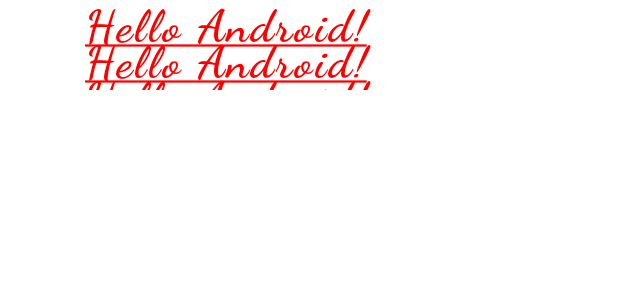
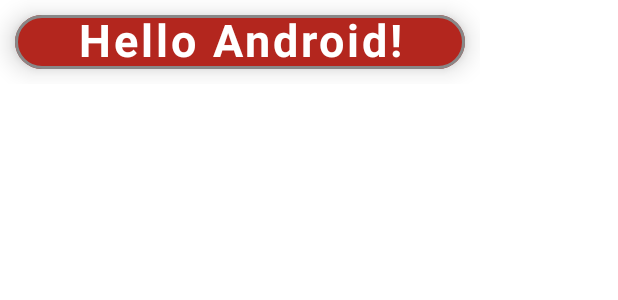
Before and after one commit to theo-no/Compose_Example, an Android app built with Jetpack Compose: the @Preview function CustomTextPreview, on a phone screen of 412 x 824 dp. Shown: the top 300 px of the screen. Run offline under Robolectric (Android 15) with nearby library versions, the phone set to English and light mode, and no system bars.

Commit message:
modifier / surface 예시 완료

```diff
--- a/Compose_Example/app/src/main/java/com/csh/compose_example/MainActivity.kt
+++ b/Compose_Example/app/src/main/java/com/csh/compose_example/MainActivity.kt
@@ -6,12 +6,17 @@ import android.widget.Toast
 import androidx.activity.ComponentActivity
 import androidx.activity.compose.setContent
 import androidx.compose.foundation.BorderStroke
+import androidx.compose.foundation.clickable
 import androidx.compose.foundation.layout.PaddingValues
 import androidx.compose.foundation.layout.RowScope
 import androidx.compose.foundation.layout.Spacer
 import androidx.compose.foundation.layout.fillMaxSize
+import androidx.compose.foundation.layout.height
+import androidx.compose.foundation.layout.offset
+import androidx.compose.foundation.layout.padding
 import androidx.compose.foundation.layout.size
 import androidx.compose.foundation.layout.width
+import androidx.compose.foundation.layout.wrapContentSize
 import androidx.compose.foundation.shape.CircleShape
 import androidx.compose.foundation.shape.RoundedCornerShape
 import androidx.compose.material.icons.Icons
@@ -42,36 +47,47 @@ class MainActivity : ComponentActivity() {
             Compose_ExampleTheme {
                 // A surface container using the 'background' color from the theme
                 Surface(
-                    color = MaterialTheme.colorScheme.background
+                    color = MaterialTheme.colorScheme.surface
                 ) {
-                    CustomButton(onButtonClicked = {
-                        Log.d(TAG, "onClicked...")
-                        Toast.makeText(this, "onClick....", Toast.LENGTH_SHORT).show()
-                    }) //위임 받아서 여기 코드가 돌아감
+                    //위임 받아서 여기 코드가 돌아감
+                    CustomText(name = "android")
                 }
             }
         }
     }
 }
 
-
+ //////////////////////////Text //////////////////////////////////////////
 @Composable
 fun CustomText(name: String) {
+     Surface(
+         modifier = Modifier.padding(10.dp),
+         shadowElevation = 10.dp,
+//         tonalElevation = 10.dp,
+         border = BorderStroke(
+             width = 2.dp,
+             color = Color.Gray
+         ),
+         shape = CircleShape,
+         color = MaterialTheme.colorScheme.error
+     ) {
          Text(
-        color = Color.Red,
-        text = "Hello $name!\nHello $name!\nHello $name!",
+//             color = Color.Black,
+             text = "Hello $name!",
              fontSize = 30.sp,
              fontWeight = FontWeight.Bold,
-        fontFamily = FontFamily.Cursive,
+//        fontFamily = FontFamily.Cursive,
              letterSpacing = 2.sp,
-        maxLines = 2,
-        textDecoration = TextDecoration.Underline,
+//        maxLines = 2,
+//             textDecoration = TextDecoration.Underline,
              textAlign = TextAlign.Center,
              modifier = Modifier.width(300.dp)
          )
      }
 
-//@Preview(showBackground = true)
+}
+
+@Preview(showBackground = true)
 @Composable
 fun CustomTextPreview() {
     Compose_ExampleTheme {
@@ -79,14 +95,25 @@ fun CustomTextPreview() {
     }
 }
 
+ /////////////////////////////Button /////////////////////////////////////
  @Composable
  fun CustomButton(onButtonClicked: () -> Unit){
+
     Button(
         onClick = onButtonClicked,
 //        enabled = false,
         border = BorderStroke(1.dp, Color.Black), //테두리
         shape = RoundedCornerShape(10.dp), //모양 설정(값 하나만 주면 모서리에 모두 10dp만큼 둥글게 설정)
         contentPadding = PaddingValues(10.dp), //padding 값 설정(값 하나만 주면 전체에 같은 값 패딩 적용)
+        modifier = Modifier
+            .wrapContentSize()
+//            .width(150.dp)
+//            .height(200.dp)
+            .padding(5.dp),
+        colors = ButtonDefaults.buttonColors( //버튼의 color는 colors 이용해서 바꿔라
+            containerColor = Color.Gray,
+            contentColor = Color.DarkGray
+        )
     ){
         Icon(
             imageVector = Icons.Filled.Send,
@@ -95,12 +122,16 @@ fun CustomTextPreview() {
         Spacer(
             modifier = Modifier.size(ButtonDefaults.IconSpacing) //제공하는 icon 사이 여백 값(dp로 임의로 줘도 됨)
         )
-        Text("Button")
+        Text(
+            "Button",
+//            modifier = Modifier.clickable {  },
+            modifier = Modifier.offset(x = 5.dp)
+        )
     }
  }
 
 
- @Preview(showBackground = true)
+// @Preview(showBackground = true)
  @Composable
  fun CustomButtonPreview() {
      Compose_ExampleTheme {
```
Lines whose indentation alone changed are shown as unchanged.
